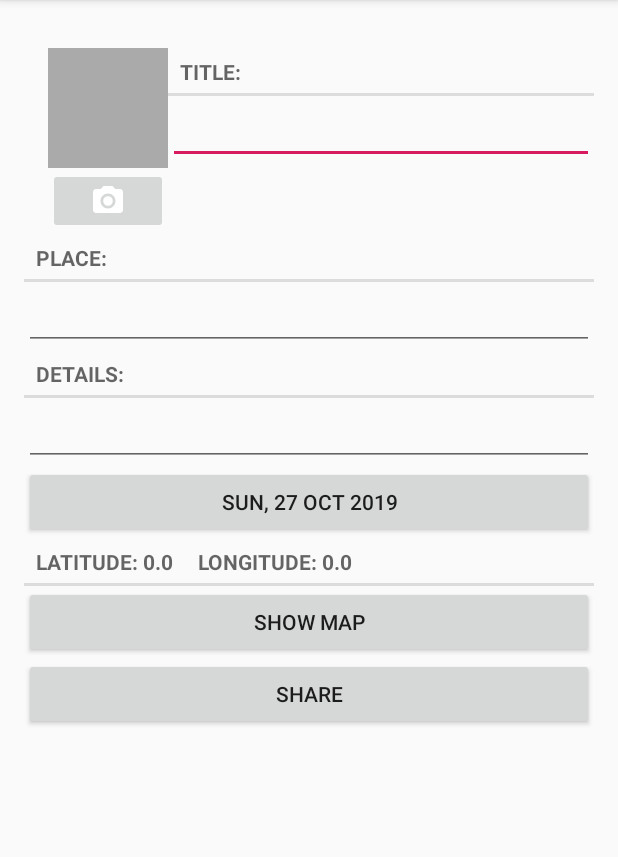
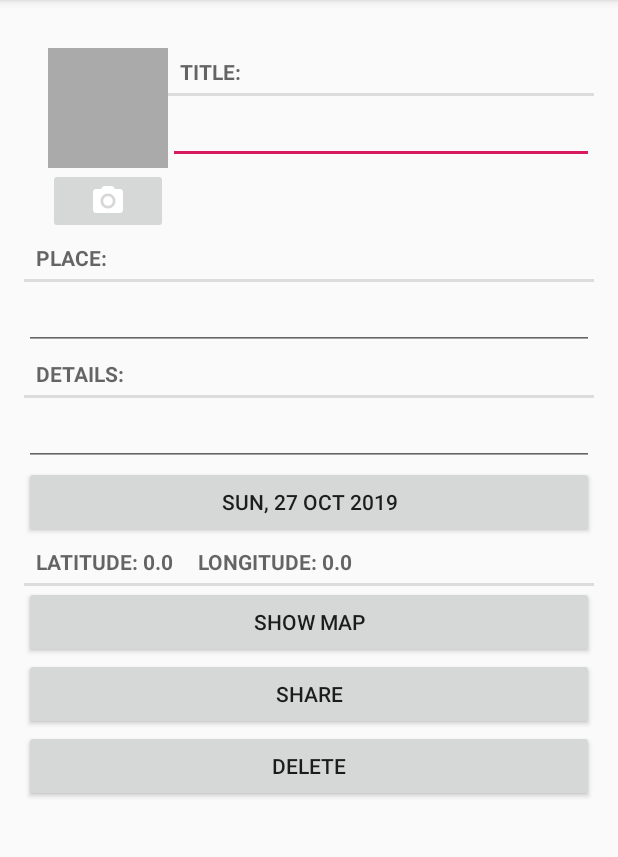
Before and after one commit to keanu1391/ICT311_Task2_MyCheckins_Keanu_Brown-Duthie, an Android app: the screen it shows after launch (CheckinActivity), after a tap on "New Checkin", on a phone screen of 412 x 824 dp, the part 84-941 px from its top. Run offline under Robolectric (Android 15) with nearby library versions, the phone set to English and light mode, and no system bars.

Commit message:
Delete functionality implemented

```diff
--- a/MyCheckins/app/src/main/java/com/keanu1094859/mycheckins/CheckinFragment.java
+++ b/MyCheckins/app/src/main/java/com/keanu1094859/mycheckins/CheckinFragment.java
@@ -51,6 +51,7 @@ public class CheckinFragment extends Fragment {
     private Button mShareButton;
     private ImageButton mPhotoButton;
     private ImageView mPhotoView;
+    private Button mDeleteButton;
 
     public static CheckinFragment newInstance(UUID checkinId) {
         Bundle args = new Bundle();
@@ -209,6 +210,14 @@ public class CheckinFragment extends Fragment {
         mPhotoView = v.findViewById(R.id.checkin_photo);
         updatePhotoView();
 
+        mDeleteButton = v.findViewById(R.id.btn_delete);
+        mDeleteButton.setOnClickListener(new View.OnClickListener() {
+            public void onClick(View v) {
+                MyCheckins.get(getActivity()).deleteCheckIn(mCheckin.getId());
+                getActivity().finish();
+            }
+        });
+
         return v;
     }
 
--- a/MyCheckins/app/src/main/res/layout/fragment_checkin.xml
+++ b/MyCheckins/app/src/main/res/layout/fragment_checkin.xml
@@ -100,4 +100,10 @@
         android:layout_height="wrap_content"
         android:text="@string/share_checkin"/>
 
+    <Button
+        android:id="@+id/btn_delete"
+        android:layout_width="match_parent"
+        android:layout_height="wrap_content"
+        android:text="@string/delete_checkin"/>
+
 </LinearLayout>
--- a/MyCheckins/app/src/main/res/values/strings.xml
+++ b/MyCheckins/app/src/main/res/values/strings.xml
@@ -8,6 +8,7 @@
     <string name="checkin_location_label">Location</string>
     <string name="checkin_show_map_btn_label">Show Map</string>
     <string name="share_checkin">Share</string>
+    <string name="delete_checkin">Delete</string>
     <string name="new_checkin">New Checkin</string>
     <string name="help_checkin">Help</string>
     <string name="date_picker_title">Checkin Date:</string>
```
Also changed, not shown: MyCheckins/app/src/main/java/com/keanu1094859/mycheckins/MyCheckins.java (+8 -0 lines).
